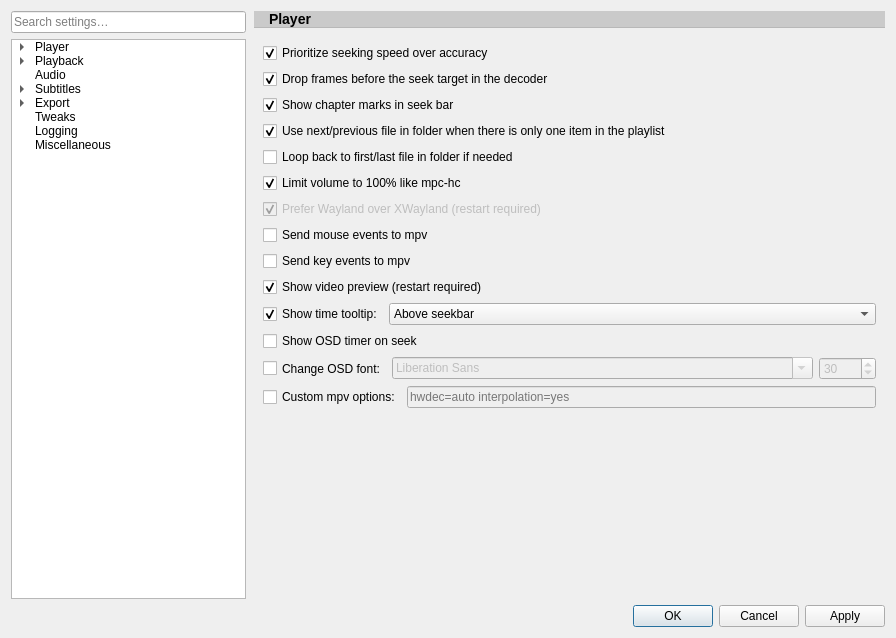
First picture: the form in src/settingswindow.ui, repository mpc-qt/mpc-qt, before the edit.
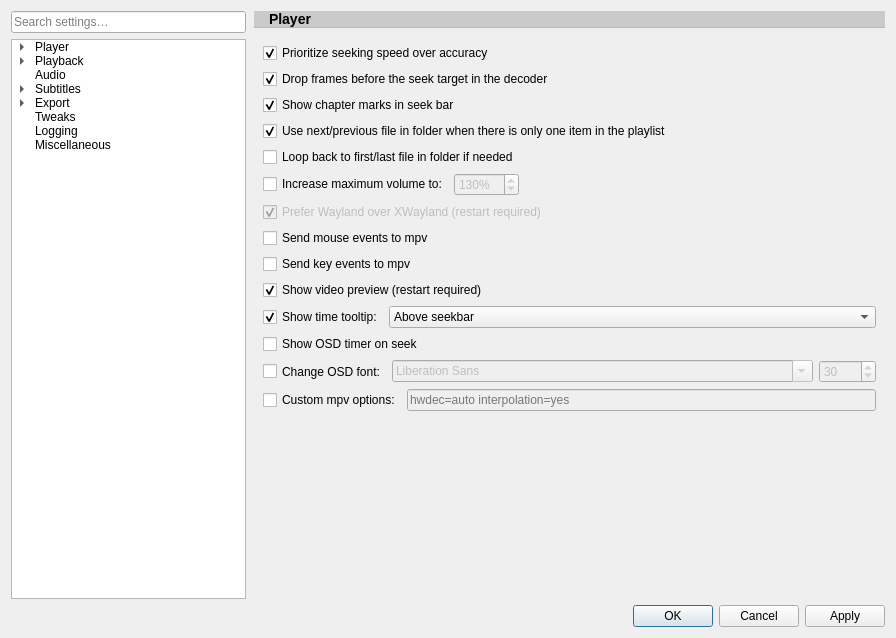
Second picture: the form after the edit. The open tabs and pages were chosen to show the change. Custom widgets are drawn as their Qt base class.

Commit message:
settingswindow: Add a setting to increase the maximum volume
Replaces the "Limit volume to 100% like mpc-hc" setting (instead of mpv
default 130%) and allows increasing the maximum volume up to 2000%.

What changed in the file:
```diff
--- a/src/settingswindow.ui
+++ b/src/settingswindow.ui
@@ -7905,17 +7905,7 @@
              </property>
             </widget>
            </item>
-           <item row="5" column="0" colspan="2">
-            <widget class="QCheckBox" name="tweaksVolumeLimit">
-             <property name="text">
-              <string>Limit volume to 100% like mpc-hc</string>
-             </property>
-             <property name="checked">
-              <bool>true</bool>
-             </property>
-            </widget>
-           </item>
-           <item row="6" column="0" colspan="2">
+           <item row="9" column="0" colspan="2">
             <widget class="QCheckBox" name="tweaksPreferWayland">
              <property name="enabled">
               <bool>false</bool>
@@ -7928,21 +7918,21 @@
              </property>
             </widget>
            </item>
-           <item row="7" column="0" colspan="2">
+           <item row="10" column="0" colspan="2">
             <widget class="QCheckBox" name="tweaksMpvMouseEvents">
              <property name="text">
               <string>Send mouse events to mpv</string>
              </property>
             </widget>
            </item>
-           <item row="8" column="0" colspan="2">
+           <item row="11" column="0" colspan="2">
             <widget class="QCheckBox" name="tweaksMpvKeyEvents">
              <property name="text">
               <string>Send key events to mpv</string>
              </property>
             </widget>
            </item>
-           <item row="9" column="0" colspan="2">
+           <item row="12" column="0" colspan="2">
             <widget class="QCheckBox" name="tweaksVideoPreview">
              <property name="text">
               <string>Show video preview (restart required)</string>
@@ -7952,7 +7942,7 @@
              </property>
             </widget>
            </item>
-           <item row="10" column="0" colspan="2">
+           <item row="13" column="0" colspan="2">
             <layout class="QHBoxLayout" name="tweaksTimeTooltipLayout" stretch="0,0">
              <item>
               <widget class="QCheckBox" name="tweaksTimeTooltip">
@@ -7989,14 +7979,14 @@
              </item>
             </layout>
            </item>
-           <item row="11" column="0" colspan="2">
+           <item row="14" column="0" colspan="2">
             <widget class="QCheckBox" name="tweaksOsdTimerOnSeek">
              <property name="text">
               <string>Show OSD timer on seek</string>
              </property>
             </widget>
            </item>
-           <item row="12" column="0" colspan="2">
+           <item row="15" column="0" colspan="2">
             <layout class="QHBoxLayout" name="tweaksOsdFontLayout" stretch="0,1,0">
              <item>
               <widget class="QCheckBox" name="tweaksOsdFontChkBox">
@@ -8051,7 +8041,7 @@
              </item>
             </layout>
            </item>
-           <item row="13" column="0" colspan="2">
+           <item row="16" column="0" colspan="2">
             <layout class="QHBoxLayout" name="tweaksMpvOptionsLayout" stretch="0,1">
              <item>
               <widget class="QCheckBox" name="tweaksMpvOptionsChkBox">
@@ -8084,7 +8074,7 @@
              </item>
             </layout>
            </item>
-           <item row="14" column="0">
+           <item row="17" column="0">
             <spacer name="verticalSpacer_9">
              <property name="orientation">
               <enum>Qt::Orientation::Vertical</enum>
@@ -8097,6 +8087,45 @@
              </property>
             </spacer>
            </item>
+           <item row="7" column="0">
+            <layout class="QHBoxLayout" name="tweaksMaxVolumeLayout">
+             <item>
+              <widget class="QCheckBox" name="tweaksMaxVolume">
+               <property name="enabled">
+                <bool>true</bool>
+               </property>
+               <property name="text">
+                <string>Increase maximum volume to:</string>
+               </property>
+               <property name="checked">
+                <bool>false</bool>
+               </property>
+              </widget>
+             </item>
+             <item>
+              <widget class="QSpinBox" name="tweaksMaxVolumeValue">
+               <property name="enabled">
+                <bool>false</bool>
+               </property>
+               <property name="suffix">
+                <string>%</string>
+               </property>
+               <property name="minimum">
+                <number>110</number>
+               </property>
+               <property name="maximum">
+                <number>2000</number>
+               </property>
+               <property name="singleStep">
+                <number>10</number>
+               </property>
+               <property name="value">
+                <number>130</number>
+               </property>
+              </widget>
+             </item>
+            </layout>
+           </item>
           </layout>
          </widget>
          <widget class="QWidget" name="loggingPage">
```
The commit also changes 26 other files.
